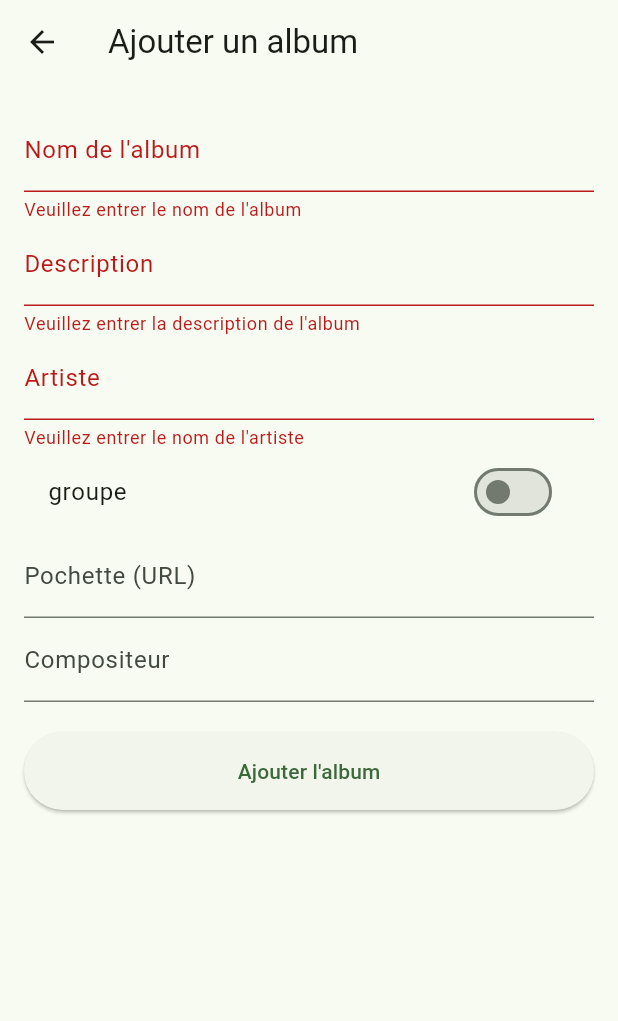
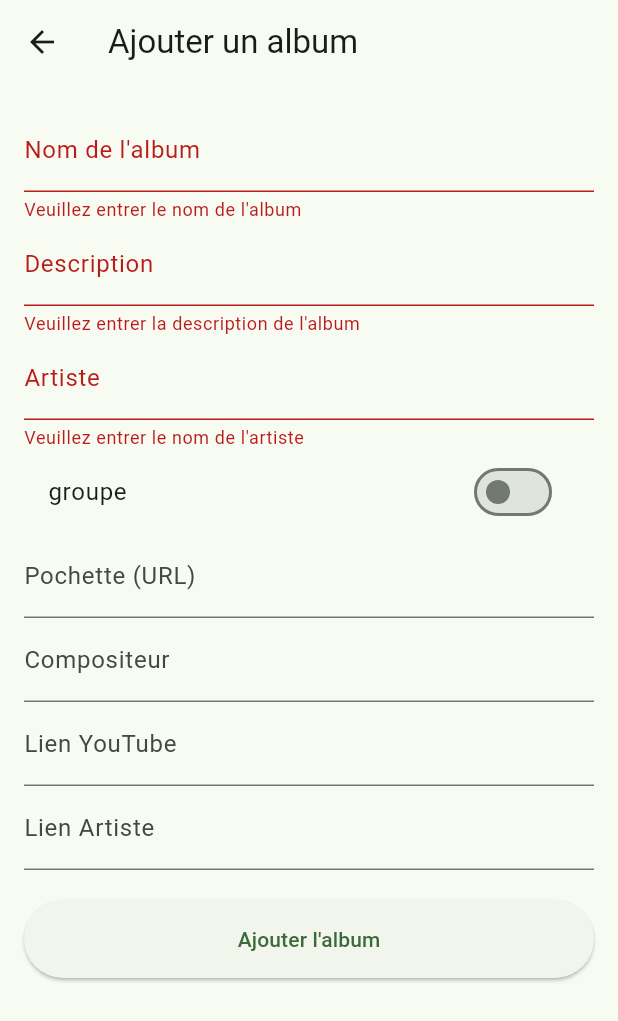
Before and after one commit to Salimousse/TP3_SLAM3, a Flutter app: the PageAjoutAlbums screen opened directly, after a tap on an icon or button, on a phone screen of 412 x 824 dp. Shown: the top 1021 px of the screen. Run offline on Flutter 3.47's test engine with Material 3 defaults, Android fonts, the light colour scheme and no system bars; our stand-ins replace carousel_slider, flutter_native_splash; network calls fail.

Commit message:
ajout d'album possible

```diff
--- a/lib/screens/page_ajout_albums.dart
+++ b/lib/screens/page_ajout_albums.dart
@@ -100,6 +100,24 @@ import 'package:flutter_application_2/services/connexionAlbumAPI.dart';
                     return null;
                   },
                 ),
+                TextFormField(
+                  decoration: const InputDecoration(
+                    labelText: 'Lien YouTube',
+                  ),
+                  validator: (value) {
+                    _linkyoualbum = value;
+                    return null;
+                  },
+                ),
+                TextFormField(
+                  decoration: const InputDecoration(
+                    labelText: 'Lien Artiste',
+                  ),
+                  validator: (value) {
+                    _linkartiestalbum = value;
+                    return null;
+                  },
+                ),
                 const SizedBox(height: 20),
                 ElevatedButton(
                   onPressed: () async {
@@ -113,6 +131,8 @@ import 'package:flutter_application_2/services/connexionAlbumAPI.dart';
                         _groupealbum,
                         _pochettealbum ?? '',
                         _compoAlbum ?? '',
+                        _linkyoualbum ?? '',
+                        _linkartiestalbum ?? '',
 
                       );
 
```
Also changed, not shown: lib/services/connexionAlbumAPI.dart (+16 -9 lines).
